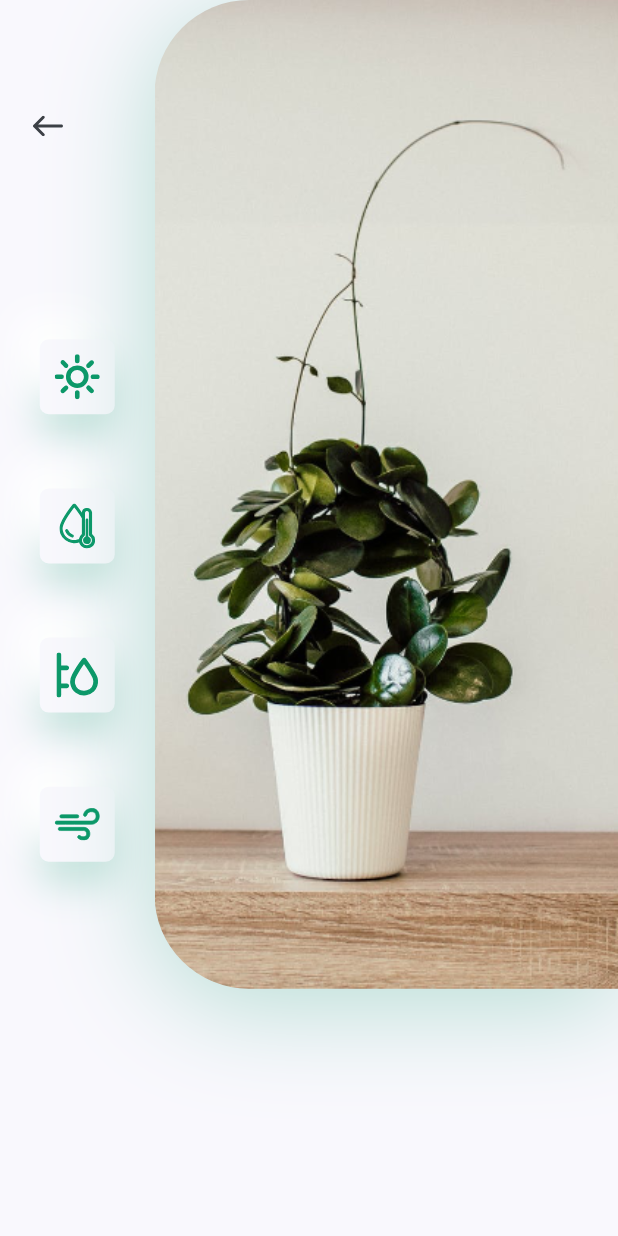
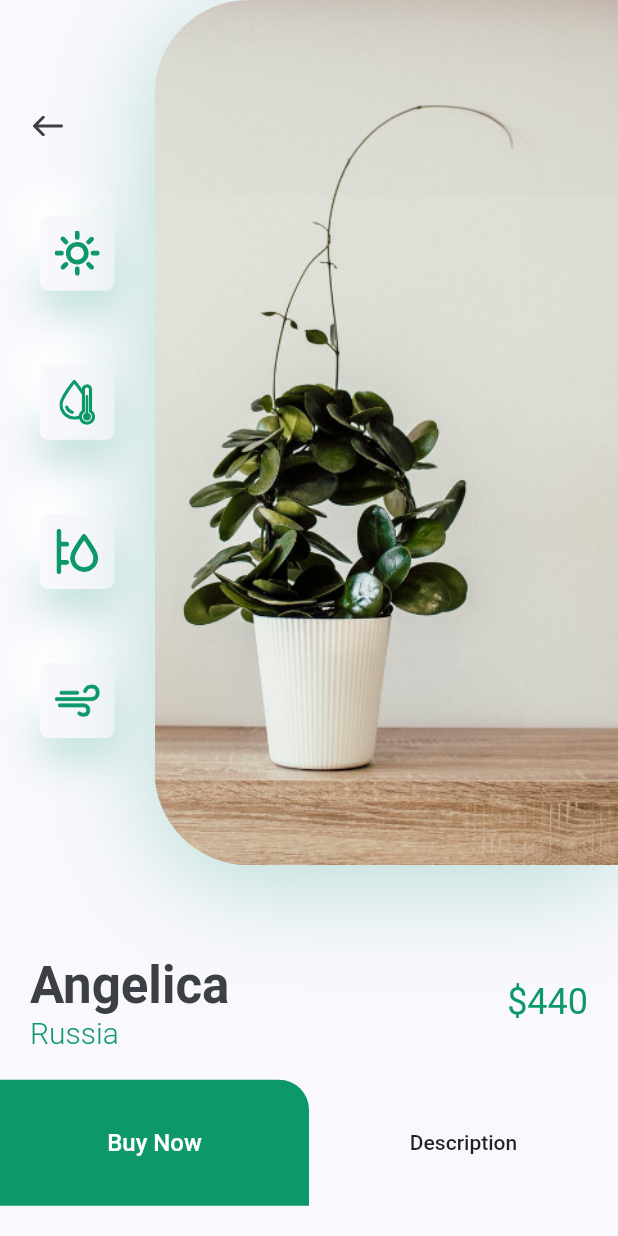
Before and after one commit to CheolheeLee0/flutter_intro, a Flutter app: the DetailsScreen screen opened directly, on a phone screen of 412 x 824 dp. Run offline on Flutter 3.47's test engine with Material 2 defaults, Android fonts, the phone set to English and light mode, and no system bars; our stand-ins replace flutter_svg.

Commit message:
Add bottom_buy_btn

```diff
--- a/lib/screens/details/components/body.dart
+++ b/lib/screens/details/components/body.dart
@@ -1,7 +1,9 @@
 import 'package:flutter/material.dart';
 import 'package:flutter_intro/constraints.dart';
+import 'package:flutter_intro/screens/details/components/bottom_buy_btn.dart';
 import 'package:flutter_intro/screens/details/components/icon_card.dart';
 import 'package:flutter_intro/screens/details/components/image_and_icons.dart';
+import 'package:flutter_intro/screens/details/components/title_and_price.dart';
 import 'package:flutter_svg/flutter_svg.dart';
 
 class Body extends StatelessWidget {
@@ -10,8 +12,18 @@ class Body extends StatelessWidget {
     Size size = MediaQuery.of(context).size;
     return SingleChildScrollView(
       child: Column(
+        mainAxisAlignment: MainAxisAlignment.spaceBetween,
         children: [
-          ImageAndIcons(size: size),
+          ImageAndIcons(),
+          TitleAndPrice(
+            title: "Angelica",
+            country: "Russia",
+            price: 440,
+          ),
+          SizedBox(
+            height: kDefaultPadding,
+          ),
+          BottomBuyBtn(),
         ],
       ),
     );
--- /dev/null
+++ b/lib/screens/details/components/bottom_buy_btn.dart
@@ -0,0 +1,46 @@
+import 'package:flutter/material.dart';
+import 'package:flutter_intro/constraints.dart';
+
+class BottomBuyBtn extends StatelessWidget {
+  const BottomBuyBtn({
+    Key key,
+  }) : super(key: key);
+
+  @override
+  Widget build(BuildContext context) {
+    Size size = MediaQuery.of(context).size;
+    return Row(
+      children: [
+        SizedBox(
+          width: size.width / 2,
+          height: 84,
+          // ignore: deprecated_member_use
+          child: FlatButton(
+            shape: RoundedRectangleBorder(
+                borderRadius: BorderRadius.only(
+              topRight: Radius.circular(20),
+            )),
+            color: kPrimaryColor,
+            onPressed: () {},
+            child: Text(
+              "Buy Now",
+              style: TextStyle(
+                color: Colors.white,
+                fontSize: 16,
+              ),
+            ),
+          ),
+        ),
+        Expanded(
+          // ignore: deprecated_member_use
+          child: FlatButton(
+            onPressed: () {},
+            child: Text(
+              "Description",
+            ),
+          ),
+        ),
+      ],
+    );
+  }
+}
--- a/lib/screens/details/components/image_and_icons.dart
+++ b/lib/screens/details/components/image_and_icons.dart
@@ -6,17 +6,15 @@ import 'package:flutter_svg/svg.dart';
 class ImageAndIcons extends StatelessWidget {
   const ImageAndIcons({
     Key key,
-    @required this.size,
   }) : super(key: key);
-
-  final Size size;
 
   @override
   Widget build(BuildContext context) {
+    Size size = MediaQuery.of(context).size;
     return Padding(
       padding: const EdgeInsets.only(bottom: kDefaultPadding * 3),
       child: SizedBox(
-        height: size.height * 0.8,
+        height: size.height * 0.7,
         child: Row(
           children: [
             // 버튼
--- /dev/null
+++ b/lib/screens/details/components/title_and_price.dart
@@ -0,0 +1,53 @@
+import 'package:flutter/material.dart';
+import 'package:flutter_intro/constraints.dart';
+
+class TitleAndPrice extends StatelessWidget {
+  const TitleAndPrice({
+    Key key,
+    this.title,
+    this.country,
+    this.price,
+  }) : super(key: key);
+
+  final String title, country;
+  final int price;
+
+  @override
+  Widget build(BuildContext context) {
+    return Padding(
+      padding: const EdgeInsets.symmetric(horizontal: kDefaultPadding),
+      child: Row(
+        children: [
+          RichText(
+            text: TextSpan(
+              children: [
+                TextSpan(
+                  text: "$title\n",
+                  style: Theme.of(context).textTheme.headline4.copyWith(
+                        color: kTextColor,
+                        fontWeight: FontWeight.bold,
+                      ),
+                ),
+                TextSpan(
+                  text: "$country",
+                  style: TextStyle(
+                    fontSize: 20,
+                    color: kPrimaryColor,
+                    fontWeight: FontWeight.w300,
+                  ),
+                ),
+              ],
+            ),
+          ),
+          Spacer(),
+          Text(
+            "\$$price",
+            style: Theme.of(context).textTheme.headline5.copyWith(
+                  color: kPrimaryColor,
+                ),
+          )
+        ],
+      ),
+    );
+  }
+}
```
